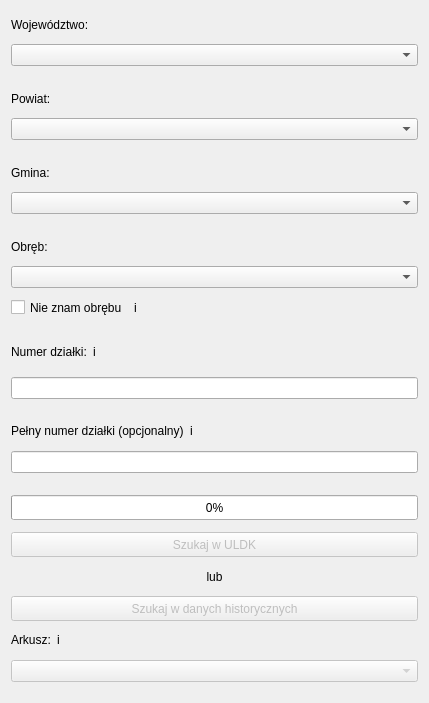
Before: the Qt Designer form gissupport_plugin/modules/uldk/modules/teryt_search/main_base.ui in gis-support/gis-support-plugin, drawn with Qt 5.
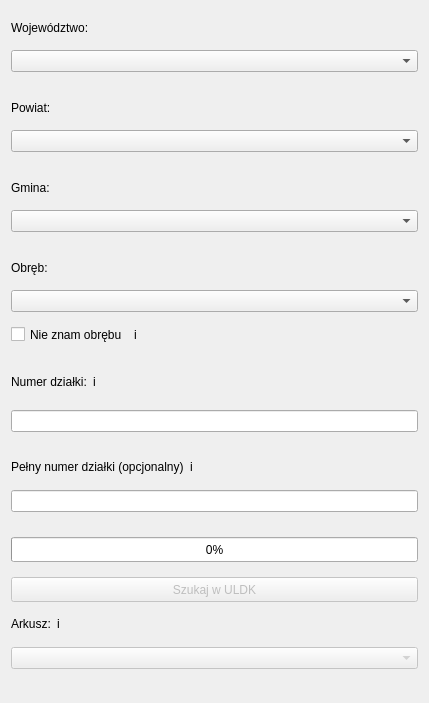
After: the same form once the commit is applied.

Commit message: Usunięcie szukania danych historycznych

Patch:
```diff
--- a/gissupport_plugin/modules/uldk/modules/teryt_search/main_base.ui
+++ b/gissupport_plugin/modules/uldk/modules/teryt_search/main_base.ui
@@ -457,53 +457,6 @@
      </property>
     </widget>
    </item>
-   <item>
-    <widget class="QLabel" name="label_search_or">
-     <property name="maximumSize">
-      <size>
-       <width>16777215</width>
-       <height>15</height>
-      </size>
-     </property>
-     <property name="text">
-      <string>lub</string>
-     </property>
-     <property name="alignment">
-      <set>Qt::AlignCenter</set>
-     </property>
-     <property name="indent">
-      <number>0</number>
-     </property>
-    </widget>
-   </item>
-   <item>
-    <widget class="QPushButton" name="button_search_lpis">
-     <property name="enabled">
-      <bool>false</bool>
-     </property>
-     <property name="sizePolicy">
-      <sizepolicy hsizetype="Minimum" vsizetype="Maximum">
-       <horstretch>0</horstretch>
-       <verstretch>0</verstretch>
-      </sizepolicy>
-     </property>
-     <property name="minimumSize">
-      <size>
-       <width>0</width>
-       <height>25</height>
-      </size>
-     </property>
-     <property name="maximumSize">
-      <size>
-       <width>16777215</width>
-       <height>25</height>
-      </size>
-     </property>
-     <property name="text">
-      <string>Szukaj w danych historycznych</string>
-     </property>
-    </widget>
-   </item>
    <item>
     <widget class="QFrame" name="frame_3">
      <property name="maximumSize">
```
The commit also changes 3 other files.
